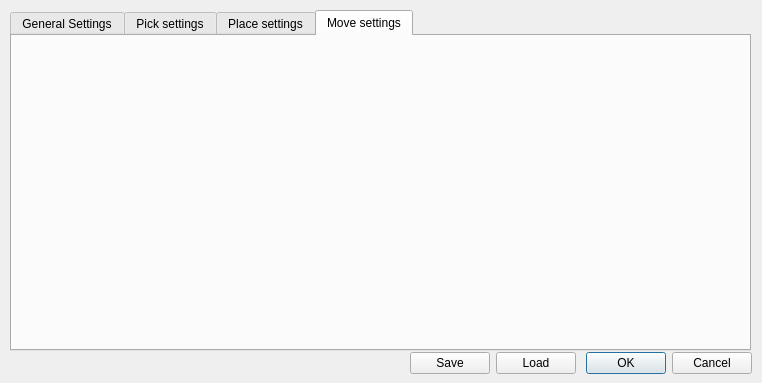
zohannn/motion_manager, file ui/rrtstardialog.ui: the form before one commit.
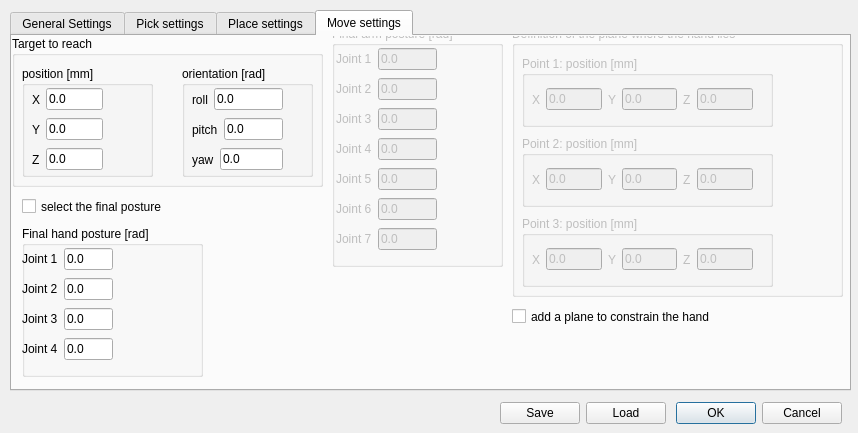
The form after the commit. The open tabs and pages were chosen to show the change.

Patch:
```diff
--- a/ui/rrtstardialog.ui
+++ b/ui/rrtstardialog.ui
@@ -6,8 +6,8 @@
    <rect>
     <x>0</x>
     <y>0</y>
-    <width>762</width>
-    <height>383</height>
+    <width>858</width>
+    <height>433</height>
    </rect>
   </property>
   <property name="windowTitle">
@@ -18,8 +18,8 @@
     <rect>
      <x>10</x>
      <y>10</y>
-     <width>741</width>
-     <height>341</height>
+     <width>841</width>
+     <height>381</height>
     </rect>
    </property>
    <property name="currentIndex">
@@ -728,13 +728,738 @@
     <attribute name="title">
      <string>Move settings</string>
     </attribute>
+    <widget class="QCheckBox" name="checkBox_add_plane">
+     <property name="geometry">
+      <rect>
+       <x>500</x>
+       <y>270</y>
+       <width>241</width>
+       <height>21</height>
+      </rect>
+     </property>
+     <property name="text">
+      <string>add a plane to constrain the hand  </string>
+     </property>
+    </widget>
+    <widget class="QGroupBox" name="groupBox_final_arm">
+     <property name="enabled">
+      <bool>false</bool>
+     </property>
+     <property name="geometry">
+      <rect>
+       <x>320</x>
+       <y>-10</y>
+       <width>171</width>
+       <height>241</height>
+      </rect>
+     </property>
+     <property name="title">
+      <string>Final arm posture [rad]</string>
+     </property>
+     <widget class="QWidget" name="layoutWidget_2">
+      <property name="geometry">
+       <rect>
+        <x>4</x>
+        <y>20</y>
+        <width>101</width>
+        <height>213</height>
+       </rect>
+      </property>
+      <layout class="QVBoxLayout" name="verticalLayout_6">
+       <item>
+        <layout class="QHBoxLayout" name="horizontalLayout_46">
+         <item>
+          <widget class="QLabel" name="label_131">
+           <property name="text">
+            <string>Joint 1</string>
+           </property>
+          </widget>
+         </item>
+         <item>
+          <widget class="QLineEdit" name="lineEdit_final_arm_1">
+           <property name="text">
+            <string>0.0</string>
+           </property>
+          </widget>
+         </item>
+        </layout>
+       </item>
+       <item>
+        <layout class="QHBoxLayout" name="horizontalLayout_45">
+         <item>
+          <widget class="QLabel" name="label_132">
+           <property name="text">
+            <string>Joint 2</string>
+           </property>
+          </widget>
+         </item>
+         <item>
+          <widget class="QLineEdit" name="lineEdit_final_arm_2">
+           <property name="text">
+            <string>0.0</string>
+           </property>
+          </widget>
+         </item>
+        </layout>
+       </item>
+       <item>
+        <layout class="QHBoxLayout" name="horizontalLayout_44">
+         <item>
+          <widget class="QLabel" name="label_133">
+           <property name="text">
+            <string>Joint 3</string>
+           </property>
+          </widget>
+         </item>
+         <item>
+          <widget class="QLineEdit" name="lineEdit_final_arm_3">
+           <property name="text">
+            <string>0.0</string>
+           </property>
+          </widget>
+         </item>
+        </layout>
+       </item>
+       <item>
+        <layout class="QHBoxLayout" name="horizontalLayout_28">
+         <item>
+          <widget class="QLabel" name="label_134">
+           <property name="text">
+            <string>Joint 4</string>
+           </property>
+          </widget>
+         </item>
+         <item>
+          <widget class="QLineEdit" name="lineEdit_final_arm_4">
+           <property name="text">
+            <string>0.0</string>
+           </property>
+          </widget>
+         </item>
+        </layout>
+       </item>
+       <item>
+        <layout class="QHBoxLayout" name="horizontalLayout_27">
+         <item>
+          <widget class="QLabel" name="label_135">
+           <property name="text">
+            <string>Joint 5</string>
+           </property>
+          </widget>
+         </item>
+         <item>
+          <widget class="QLineEdit" name="lineEdit_final_arm_5">
+           <property name="text">
+            <string>0.0</string>
+           </property>
+          </widget>
+         </item>
+        </layout>
+       </item>
+       <item>
+        <layout class="QHBoxLayout" name="horizontalLayout_25">
+         <item>
+          <widget class="QLabel" name="label_136">
+           <property name="text">
+            <string>Joint 6</string>
+           </property>
+          </widget>
+         </item>
+         <item>
+          <widget class="QLineEdit" name="lineEdit_final_arm_6">
+           <property name="text">
+            <string>0.0</string>
+           </property>
+          </widget>
+         </item>
+        </layout>
+       </item>
+       <item>
+        <layout class="QHBoxLayout" name="horizontalLayout_19">
+         <item>
+          <widget class="QLabel" name="label_137">
+           <property name="text">
+            <string>Joint 7</string>
+           </property>
+          </widget>
+         </item>
+         <item>
+          <widget class="QLineEdit" name="lineEdit_final_arm_7">
+           <property name="text">
+            <string>0.0</string>
+           </property>
+          </widget>
+         </item>
+        </layout>
+       </item>
+      </layout>
+     </widget>
+    </widget>
+    <widget class="QGroupBox" name="groupBox_plane">
+     <property name="enabled">
+      <bool>false</bool>
+     </property>
+     <property name="geometry">
+      <rect>
+       <x>500</x>
+       <y>-10</y>
+       <width>331</width>
+       <height>271</height>
+      </rect>
+     </property>
+     <property name="title">
+      <string>Definition of the plane where the hand lies </string>
+     </property>
+     <widget class="QGroupBox" name="groupBox_plane_point_1">
+      <property name="geometry">
+       <rect>
+        <x>10</x>
+        <y>30</y>
+        <width>251</width>
+        <height>71</height>
+       </rect>
+      </property>
+      <property name="title">
+       <string>Point 1: position [mm]</string>
+      </property>
+      <widget class="QWidget" name="layoutWidget_3">
+       <property name="geometry">
+        <rect>
+         <x>10</x>
+         <y>30</y>
+         <width>221</width>
+         <height>27</height>
+        </rect>
+       </property>
+       <layout class="QHBoxLayout" name="horizontalLayout_62">
+        <item>
+         <layout class="QHBoxLayout" name="horizontalLayout_55">
+          <item>
+           <widget class="QLabel" name="label_147">
+            <property name="text">
+             <string>X</string>
+            </property>
+           </widget>
+          </item>
+          <item>
+           <widget class="QLineEdit" name="lineEdit_point_1_x">
+            <property name="text">
+             <string>0.0</string>
+            </property>
+           </widget>
+          </item>
+         </layout>
+        </item>
+        <item>
+         <layout class="QHBoxLayout" name="horizontalLayout_53">
+          <item>
+           <widget class="QLabel" name="label_141">
+            <property name="text">
+             <string>Y</string>
+            </property>
+           </widget>
+          </item>
+          <item>
+           <widget class="QLineEdit" name="lineEdit_point_1_y">
+            <property name="text">
+             <string>0.0</string>
+            </property>
+           </widget>
+          </item>
+         </layout>
+        </item>
+        <item>
+         <layout class="QHBoxLayout" name="horizontalLayout_54">
+          <item>
+           <widget class="QLabel" name="label_146">
+            <property name="text">
+             <string>Z</string>
+            </property>
+           </widget>
+          </item>
+          <item>
+           <widget class="QLineEdit" name="lineEdit_point_1_z">
+            <property name="text">
+             <string>0.0</string>
+            </property>
+           </widget>
+          </item>
+         </layout>
+        </item>
+       </layout>
+      </widget>
+     </widget>
+     <widget class="QGroupBox" name="groupBox_plane_point_2">
+      <property name="geometry">
+       <rect>
+        <x>10</x>
+        <y>110</y>
+        <width>251</width>
+        <height>71</height>
+       </rect>
+      </property>
+      <property name="title">
+       <string>Point 2: position [mm]</string>
+      </property>
+      <widget class="QWidget" name="layoutWidget_8">
+       <property name="geometry">
+        <rect>
+         <x>10</x>
+         <y>30</y>
+         <width>221</width>
+         <height>27</height>
+        </rect>
+       </property>
+       <layout class="QHBoxLayout" name="horizontalLayout_63">
+        <item>
+         <layout class="QHBoxLayout" name="horizontalLayout_56">
+          <item>
+           <widget class="QLabel" name="label_148">
+            <property name="text">
+             <string>X</string>
+            </property>
+           </widget>
+          </item>
+          <item>
+           <widget class="QLineEdit" name="lineEdit_point_2_x">
+            <property name="text">
+             <string>0.0</string>
+            </property>
+           </widget>
+          </item>
+         </layout>
+        </item>
+        <item>
+         <layout class="QHBoxLayout" name="horizontalLayout_57">
+          <item>
+           <widget class="QLabel" name="label_149">
+            <property name="text">
+             <string>Y</string>
+            </property>
+           </widget>
+          </item>
+          <item>
+           <widget class="QLineEdit" name="lineEdit_point_2_y">
+            <property name="text">
+             <string>0.0</string>
+            </property>
+           </widget>
+          </item>
+         </layout>
+        </item>
+        <item>
+         <layout class="QHBoxLayout" name="horizontalLayout_58">
+          <item>
+           <widget class="QLabel" name="label_150">
+            <property name="text">
+             <string>Z</string>
+            </property>
+           </widget>
+          </item>
+          <item>
+           <widget class="QLineEdit" name="lineEdit_point_2_z">
+            <property name="text">
+             <string>0.0</string>
+            </property>
+           </widget>
+          </item>
+         </layout>
+        </item>
+       </layout>
+      </widget>
+     </widget>
+     <widget class="QGroupBox" name="groupBox_plane_point_3">
+      <property name="geometry">
+       <rect>
+        <x>10</x>
+        <y>190</y>
+        <width>251</width>
+        <height>71</height>
+       </rect>
+      </property>
+      <property name="title">
+       <string>Point 3: position [mm]</string>
+      </property>
+      <widget class="QWidget" name="layoutWidget_9">
+       <property name="geometry">
+        <rect>
+         <x>10</x>
+         <y>30</y>
+         <width>221</width>
+         <height>27</height>
+        </rect>
+       </property>
+       <layout class="QHBoxLayout" name="horizontalLayout_64">
+        <item>
+         <layout class="QHBoxLayout" name="horizontalLayout_59">
+          <item>
+           <widget class="QLabel" name="label_151">
+            <property name="text">
+             <string>X</string>
+            </property>
+           </widget>
+          </item>
+          <item>
+           <widget class="QLineEdit" name="lineEdit_point_3_x">
+            <property name="text">
+             <string>0.0</string>
+            </property>
+           </widget>
+          </item>
+         </layout>
+        </item>
+        <item>
+         <layout class="QHBoxLayout" name="horizontalLayout_60">
+          <item>
+           <widget class="QLabel" name="label_152">
+            <property name="text">
+             <string>Y</string>
+            </property>
+           </widget>
+          </item>
+          <item>
+           <widget class="QLineEdit" name="lineEdit_point_3_y">
+            <property name="text">
+             <string>0.0</string>
+            </property>
+           </widget>
+          </item>
+         </layout>
+        </item>
+        <item>
+         <layout class="QHBoxLayout" name="horizontalLayout_61">
+          <item>
+           <widget class="QLabel" name="label_153">
+            <property name="text">
+             <string>Z</string>
+            </property>
+           </widget>
+          </item>
+          <item>
+           <widget class="QLineEdit" name="lineEdit_point_3_z">
+            <property name="text">
+             <string>0.0</string>
+            </property>
+           </widget>
+          </item>
+         </layout>
+        </item>
+       </layout>
+      </widget>
+     </widget>
+    </widget>
+    <widget class="QGroupBox" name="groupBox_target">
+     <property name="geometry">
+      <rect>
+       <x>0</x>
+       <y>0</y>
+       <width>311</width>
+       <height>151</height>
+      </rect>
+     </property>
+     <property name="title">
+      <string>Target to reach</string>
+     </property>
+     <widget class="QGroupBox" name="groupBox_target_pos">
+      <property name="geometry">
+       <rect>
+        <x>10</x>
+        <y>30</y>
+        <width>131</width>
+        <height>111</height>
+       </rect>
+      </property>
+      <property name="title">
+       <string>position [mm]</string>
+      </property>
+      <widget class="QWidget" name="layoutWidget_20">
+       <property name="geometry">
+        <rect>
+         <x>10</x>
+         <y>50</y>
+         <width>71</width>
+         <height>27</height>
+        </rect>
+       </property>
+       <layout class="QHBoxLayout" name="horizontalLayout_41">
+        <item>
+         <widget class="QLabel" name="label_128">
+          <property name="text">
+           <string>Y</string>
+          </property>
+         </widget>
+        </item>
+        <item>
+         <widget class="QLineEdit" name="lineEdit_target_y">
+          <property name="text">
+           <string>0.0</string>
+          </property>
+         </widget>
+        </item>
+       </layout>
+      </widget>
+      <widget class="QWidget" name="layoutWidget_21">
+       <property name="geometry">
+        <rect>
+         <x>10</x>
+         <y>80</y>
+         <width>71</width>
+         <height>27</height>
+        </rect>
+       </property>
+       <layout class="QHBoxLayout" name="horizontalLayout_42">
+        <item>
+         <widget class="QLabel" name="label_129">
+          <property name="text">
+           <string>Z</string>
+          </property>
+         </widget>
+        </item>
+        <item>
+         <widget class="QLineEdit" name="lineEdit_target_z">
+          <property name="text">
+           <string>0.0</string>
+          </property>
+         </widget>
+        </item>
+       </layout>
+      </widget>
+      <widget class="QWidget" name="layoutWidget_eng_tol_pos_7">
+       <property name="geometry">
+        <rect>
+         <x>10</x>
+         <y>20</y>
+         <width>71</width>
+         <height>27</height>
+        </rect>
+       </property>
+       <layout class="QHBoxLayout" name="horizontalLayout_43">
+        <item>
+         <widget class="QLabel" name="label_130">
+          <property name="text">
+           <string>X</string>
+          </property>
+         </widget>
+        </item>
+        <item>
+         <widget class="QLineEdit" name="lineEdit_target_x">
+          <property name="text">
+           <string>0.0</string>
+          </property>
+         </widget>
+        </item>
+       </layout>
+      </widget>
+     </widget>
+     <widget class="QGroupBox" name="groupBox_target_orientation">
+      <property name="geometry">
+       <rect>
+        <x>170</x>
+        <y>30</y>
+        <width>131</width>
+        <height>111</height>
+       </rect>
+      </property>
+      <property name="title">
+       <string>orientation [rad]</string>
+      </property>
+      <widget class="QWidget" name="layoutWidget_22">
+       <property name="geometry">
+        <rect>
+         <x>10</x>
+         <y>50</y>
+         <width>91</width>
+         <height>27</height>
+        </rect>
+       </property>
+       <layout class="QHBoxLayout" name="horizontalLayout_50">
+        <item>
+         <widget class="QLabel" name="label_138">
+          <property name="text">
+           <string>pitch</string>
+          </property>
+         </widget>
+        </item>
+        <item>
+         <widget class="QLineEdit" name="lineEdit_target_pitch">
+          <property name="text">
+           <string>0.0</string>
+          </property>
+         </widget>
+        </item>
+       </layout>
+      </widget>
+      <widget class="QWidget" name="layoutWidget_23">
+       <property name="geometry">
+        <rect>
+         <x>10</x>
+         <y>80</y>
+         <width>91</width>
+         <height>27</height>
+        </rect>
+       </property>
+       <layout class="QHBoxLayout" name="horizontalLayout_51">
+        <item>
+         <widget class="QLabel" name="label_139">
+          <property name="text">
+           <string>yaw</string>
+          </property>
+         </widget>
+        </item>
+        <item>
+         <widget class="QLineEdit" name="lineEdit_target_yaw">
+          <property name="text">
+           <string>0.0</string>
+          </property>
+         </widget>
+        </item>
+       </layout>
+      </widget>
+      <widget class="QWidget" name="layoutWidget_eng_tol_pos_8">
+       <property name="geometry">
+        <rect>
+         <x>10</x>
+         <y>20</y>
+         <width>91</width>
+         <height>27</height>
+        </rect>
+       </property>
+       <layout class="QHBoxLayout" name="horizontalLayout_52">
+        <item>
+         <widget class="QLabel" name="label_140">
+          <property name="text">
+           <string>roll</string>
+          </property>
+         </widget>
+        </item>
+        <item>
+         <widget class="QLineEdit" name="lineEdit_target_roll">
+          <property name="text">
+           <string>0.0</string>
+          </property>
+         </widget>
+        </item>
+       </layout>
+      </widget>
+     </widget>
+    </widget>
+    <widget class="QGroupBox" name="groupBox_final_hand">
+     <property name="geometry">
+      <rect>
+       <x>10</x>
+       <y>190</y>
+       <width>181</width>
+       <height>151</height>
+      </rect>
+     </property>
+     <property name="title">
+      <string>Final hand posture [rad]</string>
+     </property>
+     <widget class="QWidget" name="layoutWidget_4">
+      <property name="geometry">
+       <rect>
+        <x>0</x>
+        <y>20</y>
+        <width>91</width>
+        <height>120</height>
+       </rect>
+      </property>
+      <layout class="QVBoxLayout" name="verticalLayout_38">
+       <item>
+        <layout class="QHBoxLayout" name="horizontalLayout_49">
+         <item>
+          <widget class="QLabel" name="label_142">
+           <property name="text">
+            <string>Joint 1</string>
+           </property>
+          </widget>
+         </item>
+         <item>
+          <widget class="QLineEdit" name="lineEdit_final_hand_1">
+           <property name="text">
+            <string>0.0</string>
+           </property>
+          </widget>
+         </item>
+        </layout>
+       </item>
+       <item>
+        <layout class="QHBoxLayout" name="horizontalLayout_48">
+         <item>
+          <widget class="QLabel" name="label_143">
+           <property name="text">
+            <string>Joint 2</string>
+           </property>
+          </widget>
+         </item>
+         <item>
+          <widget class="QLineEdit" name="lineEdit_final_hand_2">
+           <property name="text">
+            <string>0.0</string>
+           </property>
+          </widget>
+         </item>
+        </layout>
+       </item>
+       <item>
+        <layout class="QHBoxLayout" name="horizontalLayout_47">
+         <item>
+          <widget class="QLabel" name="label_144">
+           <property name="text">
+            <string>Joint 3</string>
+           </property>
+          </widget>
+         </item>
+         <item>
+          <widget class="QLineEdit" name="lineEdit_final_hand_3">
+           <property name="text">
+            <string>0.0</string>
+           </property>
+          </widget>
+         </item>
+        </layout>
+       </item>
+       <item>
+        <layout class="QHBoxLayout" name="horizontalLayout_26">
+         <item>
+          <widget class="QLabel" name="label_145">
+           <property name="text">
+            <string>Joint 4</string>
+           </property>
+          </widget>
+         </item>
+         <item>
+          <widget class="QLineEdit" name="lineEdit_final_hand_4">
+           <property name="text">
+            <string>0.0</string>
+           </property>
+          </widget>
+         </item>
+        </layout>
+       </item>
+      </layout>
+     </widget>
+    </widget>
+    <widget class="QCheckBox" name="checkBox_sel_final_posture">
+     <property name="geometry">
+      <rect>
+       <x>10</x>
+       <y>160</y>
+       <width>211</width>
+       <height>21</height>
+      </rect>
+     </property>
+     <property name="text">
+      <string>select the final posture</string>
+     </property>
+    </widget>
    </widget>
   </widget>
   <widget class="QWidget" name="layoutWidget">
    <property name="geometry">
     <rect>
-     <x>410</x>
-     <y>350</y>
+     <x>500</x>
+     <y>400</y>
      <width>342</width>
      <height>27</height>
     </rect>
```
